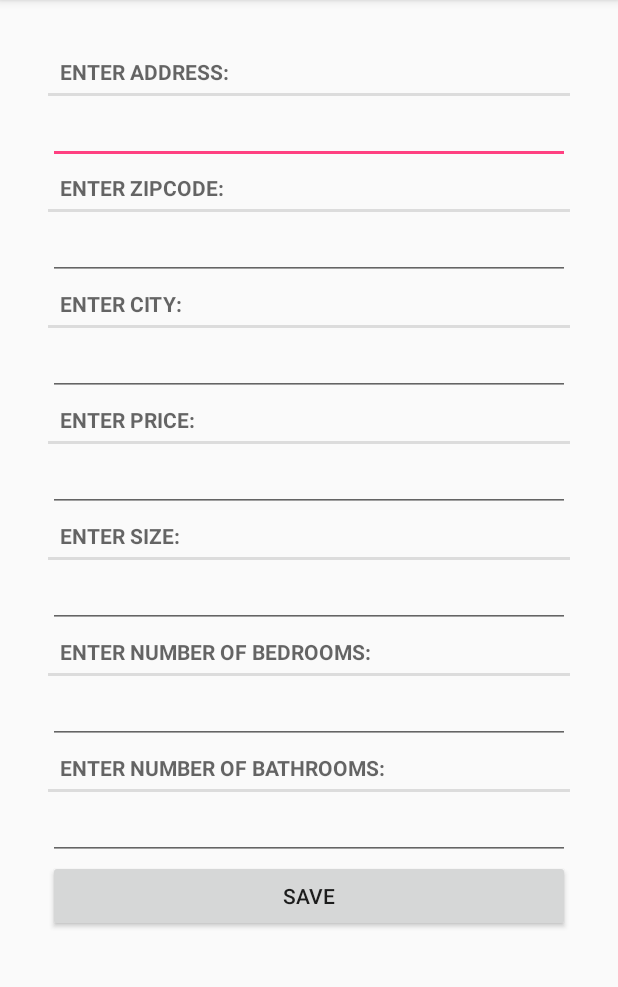
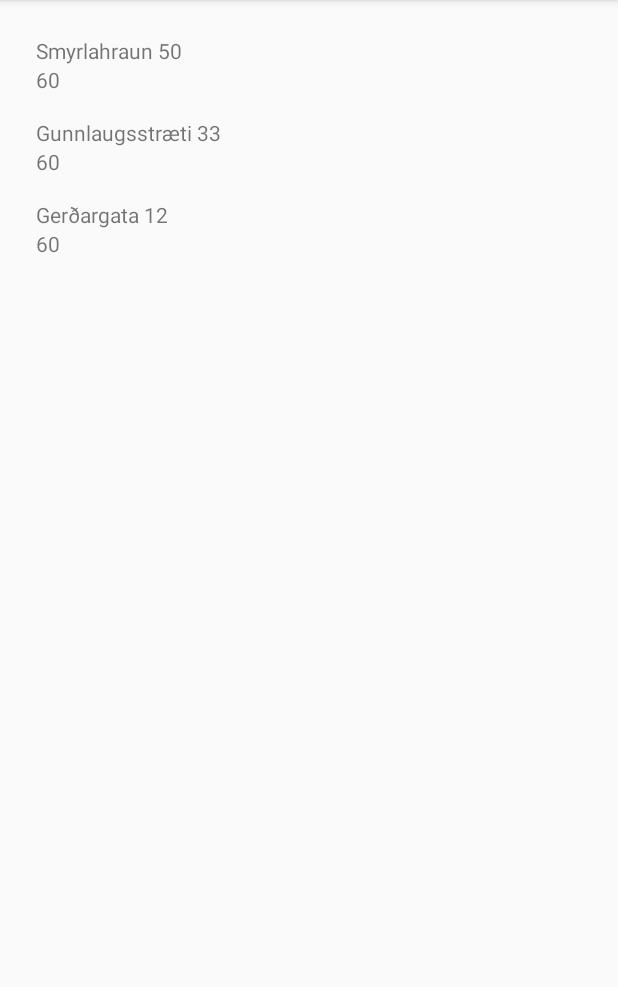
Before and after one commit to hugbo/bualfur, an Android app: the screen it shows after launch (MainActivity before the commit, PropertyListActivity after it), on a phone screen of 412 x 824 dp, the part 84-1071 px from its top. Run offline under Robolectric (Android 15) with nearby library versions, the phone set to English and light mode, and no system bars.

Commit message:
List view fragment and singleton for keeping properties in memory

```diff
--- a/app/build.gradle
+++ b/app/build.gradle
@@ -20,10 +20,11 @@ android {
 }
 
 dependencies {
-    compile fileTree(dir: 'libs', include: ['*.jar'])
+    compile fileTree(include: ['*.jar'], dir: 'libs')
     androidTestCompile('com.android.support.test.espresso:espresso-core:2.2.2', {
         exclude group: 'com.android.support', module: 'support-annotations'
     })
     compile 'com.android.support:appcompat-v7:25.1.1'
     testCompile 'junit:junit:4.12'
+    compile 'com.android.support:recyclerview-v7:25.1.1'
 }
--- a/app/src/main/AndroidManifest.xml
+++ b/app/src/main/AndroidManifest.xml
@@ -8,12 +8,13 @@
         android:label="@string/app_name"
         android:supportsRtl="true"
         android:theme="@style/AppTheme">
+        <activity android:name=".PropertyListActivity">
+            <intent-filter>
+                <action android:name="android.intent.action.MAIN"/>
+                <category android:name="android.intent.category.LAUNCHER"/>
+            </intent-filter>
+        </activity>
         <activity android:name=".MainActivity">
-            <intent-filter>
-                <action android:name="android.intent.action.MAIN" />
-
-                <category android:name="android.intent.category.LAUNCHER" />
-            </intent-filter>
         </activity>
     </application>
 
--- a/app/src/main/java/hugbo/bualfur/MainActivity.java
+++ b/app/src/main/java/hugbo/bualfur/MainActivity.java
@@ -5,21 +5,10 @@ import android.support.v4.app.FragmentManager;
 import android.support.v7.app.AppCompatActivity;
 import android.os.Bundle;
 
-public class MainActivity extends AppCompatActivity {
+public class MainActivity extends SingleFragmentActivity {
 
     @Override
-    protected void onCreate(Bundle savedInstanceState) {
-        super.onCreate(savedInstanceState);
-        setContentView(R.layout.activity_main);
-
-        FragmentManager fm = getSupportFragmentManager();
-        Fragment fragment = fm.findFragmentById(R.id.fragment_container);
-
-        if(fragment == null){
-            fragment = new PropertyFragment();
-            fm.beginTransaction()
-                    .add(R.id.fragment_container, fragment)
-                    .commit();
-        }
+    protected Fragment createFragment() {
+        return new PropertyFragment();
     }
 }
--- a/app/src/main/java/hugbo/bualfur/Property.java
+++ b/app/src/main/java/hugbo/bualfur/Property.java
@@ -19,10 +19,10 @@ public class Property {
     private int mNumBathrooms;
     private String mPropertyType;
 
-    public Property(UUID id, String address, int zipcode, String city,
+    public Property(String address, int zipcode, String city,
                     int price, int size, double lat, double lon,
                     int numBedrooms, int numBathroooms, String propertyType) {
-        mId = id;
+        mId = UUID.randomUUID();
         mAddress = address;
         mZipcode = zipcode;
         mCity = city;
--- a/app/src/main/java/hugbo/bualfur/PropertyFragment.java
+++ b/app/src/main/java/hugbo/bualfur/PropertyFragment.java
@@ -29,7 +29,7 @@ public class PropertyFragment extends android.support.v4.app.Fragment {
     public void onCreate(Bundle savedInstanceState) {
         super.onCreate(savedInstanceState);
         // Property to be edited/created
-        mProperty = new Property(null, null, 0, null, 0, 0, 0, 0, 0, 0, null);
+        mProperty = new Property(null, 0, null, 0, 0, 0, 0, 0, 0, null);
     }
 
     @Override
--- /dev/null
+++ b/app/src/main/java/hugbo/bualfur/PropertyListActivity.java
@@ -0,0 +1,15 @@
+package hugbo.bualfur;
+
+import android.support.v4.app.Fragment;
+
+/**
+ * Created by egill on 13.3.2017.
+ */
+
+public class PropertyListActivity extends SingleFragmentActivity {
+
+    @Override
+    protected Fragment createFragment() {
+        return new PropertyListFragment();
+    }
+}
--- /dev/null
+++ b/app/src/main/java/hugbo/bualfur/PropertyListFragment.java
@@ -0,0 +1,87 @@
+package hugbo.bualfur;
+
+import android.os.Bundle;
+import android.support.v4.app.Fragment;
+import android.support.v7.widget.LinearLayoutManager;
+import android.support.v7.widget.RecyclerView;
+import android.view.LayoutInflater;
+import android.view.View;
+import android.view.ViewGroup;
+import android.widget.TextView;
+
+import java.util.ArrayList;
+
+/**
+ * Created by egill on 13.3.2017.
+ */
+
+public class PropertyListFragment extends Fragment {
+    private RecyclerView mPropertyRecyclerView;
+    private PropertyAdapter mAdapter;
+
+    @Override
+    public View onCreateView(LayoutInflater inflater, ViewGroup container, Bundle savedInstanceState){
+        View view = inflater.inflate(R.layout.fragment_property_list, container, false);
+
+        mPropertyRecyclerView = (RecyclerView) view.findViewById(R.id.property_recycler_view);
+        mPropertyRecyclerView.setLayoutManager(new LinearLayoutManager(getActivity()));
+
+        updateUI();
+
+        return view;
+    }
+
+    private class PropertyHolder extends RecyclerView.ViewHolder {
+
+        private TextView mAddressTextView;
+        private TextView mPriceTextView;
+        private Property mProperty;
+
+        public PropertyHolder(LayoutInflater inflater, ViewGroup parent) {
+            super(inflater.inflate(R.layout.list_item_property, parent, false));
+
+            mAddressTextView = (TextView) itemView.findViewById(R.id.property_address);
+            mPriceTextView = (TextView) itemView.findViewById(R.id.property_price);
+        }
+
+        public void bind(Property property){
+            mProperty = property;
+            mAddressTextView.setText(mProperty.getmAddress());
+            mPriceTextView.setText(String.valueOf(mProperty.getmPrice()));
+        }
+    }
+
+    private class PropertyAdapter extends RecyclerView.Adapter<PropertyHolder> {
+        private ArrayList<Property> mProperties;
+
+        public PropertyAdapter(ArrayList<Property> properties){
+            mProperties = properties;
+        }
+
+        @Override
+        public PropertyHolder onCreateViewHolder(ViewGroup parent, int viewType) {
+            LayoutInflater layoutInflater = LayoutInflater.from(getActivity());
+
+            return new PropertyHolder(layoutInflater, parent);
+        }
+
+        @Override
+        public void onBindViewHolder(PropertyHolder holder, int position) {
+            Property property = mProperties.get(position);
+            holder.bind(property);
+        }
+
+        @Override
+        public int getItemCount() {
+            return mProperties.size();
+        }
+    }
+
+    private void updateUI(){
+        PropertyStorage propertyStorage = PropertyStorage.get(getActivity());
+        ArrayList<Property> properties = propertyStorage.getProperties();
+
+        mAdapter = new PropertyAdapter(properties);
+        mPropertyRecyclerView.setAdapter(mAdapter);
+    }
+}
--- /dev/null
+++ b/app/src/main/java/hugbo/bualfur/PropertyStorage.java
@@ -0,0 +1,47 @@
+package hugbo.bualfur;
+
+import android.content.Context;
+
+import java.util.ArrayList;
+import java.util.UUID;
+
+/**
+ * Created by egill on 13.3.2017.
+ */
+
+// Singleton class to store Property instances
+public class PropertyStorage {
+    private static PropertyStorage sPropertyStorage;
+    private ArrayList<Property> mProperties;
+
+    public static PropertyStorage get(Context context){
+        if (sPropertyStorage == null){
+            sPropertyStorage = new PropertyStorage(context);
+        }
+        return sPropertyStorage;
+    }
+
+    private PropertyStorage(Context context){
+        mProperties = new ArrayList<Property>();
+        // Dummy properties to be used
+        Property tmpProp = new Property("Smyrlahraun 50", 201, "Hafnarfjörður", 60, 60, 500, 50, 1, 1, "Einbýlishús");
+        mProperties.add(tmpProp);
+        tmpProp = new Property("Gunnlaugsstræti 33", 105, "Reykjavík", 60, 60, 800, 70, 2, 1, "Einbýlishús");
+        mProperties.add(tmpProp);
+        tmpProp = new Property("Gerðargata 12", 101, "Reykjavík", 60, 60, 300, 40, 1, 2, "Fjölbýlishús");
+        mProperties.add(tmpProp);
+    }
+
+    public ArrayList<Property> getProperties(){
+        return mProperties;
+    }
+
+    public Property getProperty(UUID id){
+        for (Property property : mProperties){
+            if (property.getmId().equals(id)){
+                return property;
+            }
+        }
+        return null;
+    }
+}
--- /dev/null
+++ b/app/src/main/java/hugbo/bualfur/SingleFragmentActivity.java
@@ -0,0 +1,30 @@
+package hugbo.bualfur;
+
+import android.os.Bundle;
+import android.support.v4.app.Fragment;
+import android.support.v4.app.FragmentManager;
+import android.support.v7.app.AppCompatActivity;
+
+/**
+ * Created by egill on 13.3.2017.
+ */
+
+public abstract class SingleFragmentActivity extends AppCompatActivity {
+    protected abstract Fragment createFragment();
+
+    @Override
+    protected void onCreate(Bundle savedInstanceState) {
+        super.onCreate(savedInstanceState);
+        setContentView(R.layout.activity_fragment);
+
+        FragmentManager fm = getSupportFragmentManager();
+        Fragment fragment = fm.findFragmentById(R.id.fragment_container);
+
+        if(fragment == null){
+            fragment = createFragment();
+            fm.beginTransaction()
+                    .add(R.id.fragment_container, fragment)
+                    .commit();
+        }
+    }
+}
--- /dev/null
+++ b/app/src/main/res/layout/fragment_property_list.xml
@@ -0,0 +1,6 @@
+<?xml version="1.0" encoding="utf-8"?>
+<android.support.v7.widget.RecyclerView
+    xmlns:android="http://schemas.android.com/apk/res/android"
+    android:id="@+id/property_recycler_view"
+    android:layout_height="match_parent"
+    android:layout_width="match_parent" />
--- /dev/null
+++ b/app/src/main/res/layout/list_item_property.xml
@@ -0,0 +1,20 @@
+<?xml version="1.0" encoding="utf-8"?>
+<LinearLayout xmlns:android="http://schemas.android.com/apk/res/android"
+    android:layout_width="match_parent"
+    android:layout_height="wrap_content"
+    android:orientation="vertical"
+    android:padding="8dp">
+
+    <TextView
+        android:id="@+id/property_address"
+        android:layout_width="match_parent"
+        android:layout_height="wrap_content"
+        android:text="Property address" />
+
+    <TextView
+        android:id="@+id/property_price"
+        android:layout_width="match_parent"
+        android:layout_height="wrap_content"
+        android:text="Property price" />
+
+</LinearLayout>
```
Also changed, not shown: app/src/main/res/layout/activity_fragment.xml (renamed from app/src/main/res/layout/activity_main.xml).
